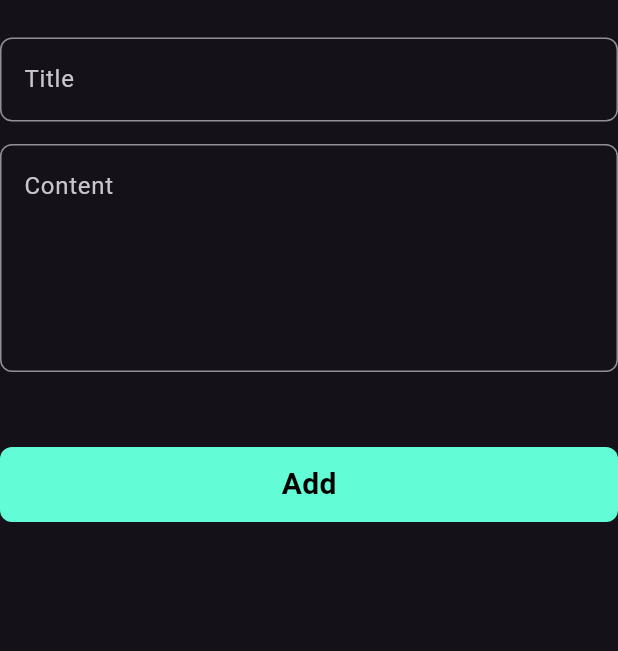
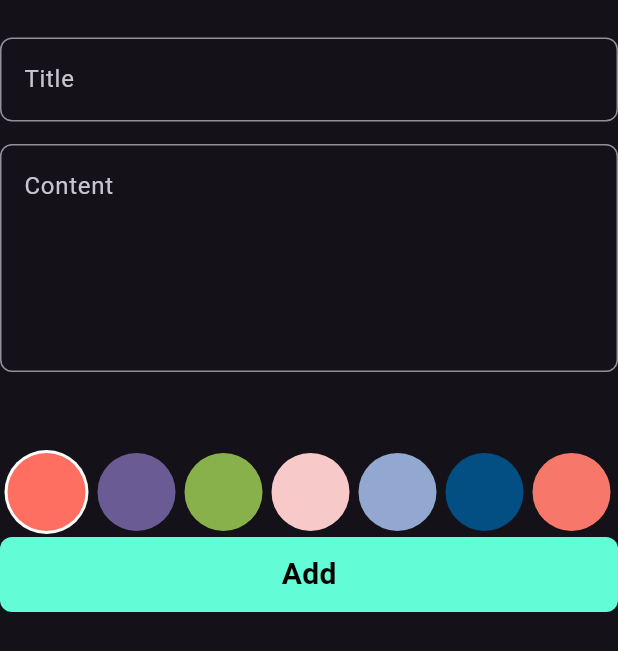
Before and after one commit to Mahmoudali17/Note-App, a Flutter app: the AddNoteForm widget shown alone on an empty page, opened directly, on a phone screen of 412 x 824 dp. Shown: the top 651 px of the screen. Run offline on Flutter 3.47's test engine with Material 3 defaults, Android fonts, the phone set to English and light mode, and no system bars; our stand-ins replace bloc, flutter_bloc, hive, hive_flutter; accounts and stored records are empty; Roboto replaces fonts that are missing (Poppins).

Commit message:
Create Color List

```diff
--- a/lib/Widgets/Add_Note_Form.dart
+++ b/lib/Widgets/Add_Note_Form.dart
@@ -4,6 +4,7 @@ import 'package:flutter_bloc/flutter_bloc.dart';
 import 'package:intl/intl.dart';
 import 'package:note_app_test/Cubits/Add_Note_Cubit/add_note_cubit.dart';
 import 'package:note_app_test/Models/Note-Model.dart';
+import 'Color_Item_Builder.dart';
 import 'Custom_BottomSheet_Button.dart';
 import 'Custom_Text_Field.dart';
 
@@ -29,6 +30,7 @@ class _AddNoteFormState extends State<AddNoteForm> {
             const SizedBox(height: 15,),
             CustomTextField(onsaved: (value){subTitle= value;},hintText: "Content",maxLines: 5,),
             const SizedBox(height: 50,),
+            ColorItemBuilder(),
             BlocBuilder<AddNoteCubit, AddNoteState>(
              builder: (context, state) {
              return CustomButton(
--- /dev/null
+++ b/lib/Widgets/Color_Item_Builder.dart
@@ -0,0 +1,70 @@
+import 'package:flutter/cupertino.dart';
+import 'package:flutter/material.dart';
+
+class ColorItem extends StatelessWidget{
+  ColorItem({super.key,required this.isActive,required this.color});
+  Color color ;
+  bool isActive;
+  @override
+  Widget build(BuildContext context) {
+    return isActive ?CircleAvatar(
+      radius: 28,
+      backgroundColor: Colors.white,
+      child:  CircleAvatar(
+        radius: 26,
+        backgroundColor: color,
+      ),
+    ) :  CircleAvatar(
+      radius: 26,
+      backgroundColor: color,
+    );
+  }
+}
+
+class ColorItemBuilder extends StatefulWidget{
+  @override
+  State<ColorItemBuilder> createState() => _ColorItemBuilderState();
+}
+
+class _ColorItemBuilderState extends State<ColorItemBuilder> {
+
+  List<Color> colors =const [
+    Color(0xffFF6F61),
+    Color(0xff6B5B95),
+    Color(0xff88B04B),
+    Color(0xffF7CAC9),
+    Color(0xff92A8D1),
+    Color(0xff034F84),
+    Color(0xffF7786B),
+    Color(0xffD5A6BD),
+    Color(0xffFFE680),
+    Color(0xff45B8AC),
+    Color(0xffD5A6BD),
+  ];
+  int currentIndex =0;
+
+  @override
+  Widget build(BuildContext context) {
+    return SizedBox(
+      height: 60,
+      child: ListView.builder(
+          scrollDirection: Axis.horizontal,
+          itemCount: colors.length,
+          itemBuilder: (context,index){
+            return Padding(
+              padding: const EdgeInsets.symmetric(horizontal: 3),
+              child: GestureDetector(
+                  onTap: (){
+                    currentIndex = index;
+                    setState(() {
+
+                    });
+                    },
+                  child: ColorItem(isActive: currentIndex == index,color: colors[index],)
+              ),
+            );
+          }
+      ),
+    );
+  }
+}
```
